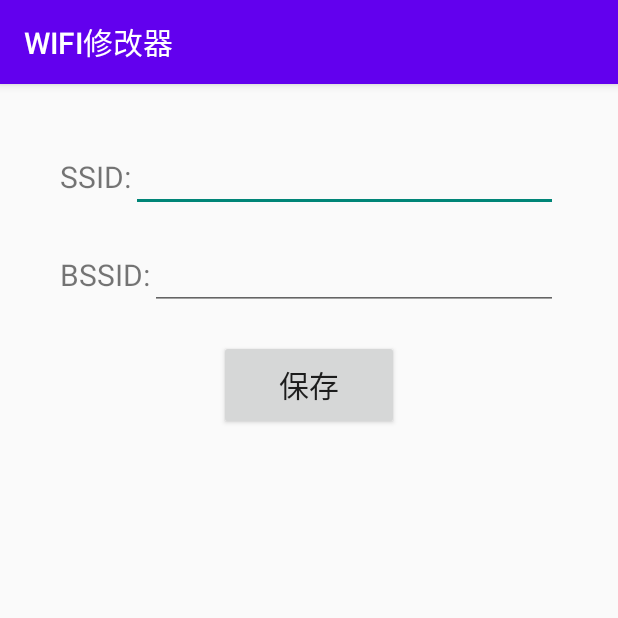
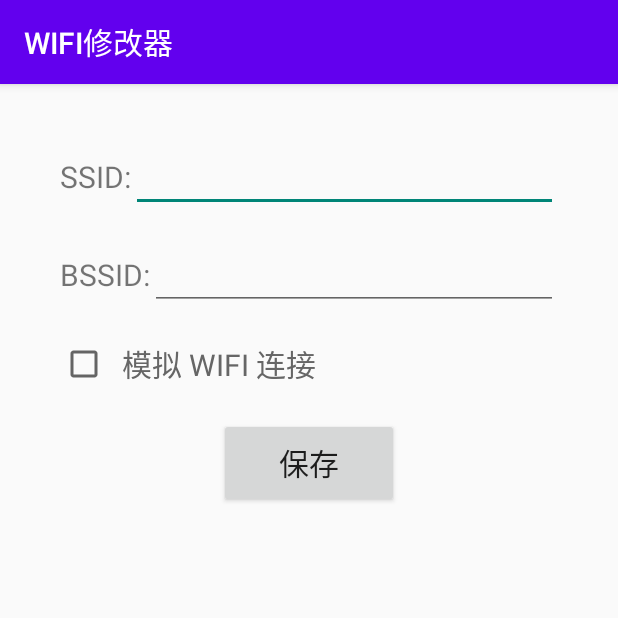
Before and after one commit to NanBox/XposedWifi, an Android app: the screen it shows after launch (MainActivity), on a phone screen of 412 x 824 dp, the top half of it. Run offline under Robolectric (Android 15) with nearby library versions, the phone set to English and light mode, and no system bars.

Commit message:
添加 wifi 模拟

```diff
--- a/app/build.gradle
+++ b/app/build.gradle
@@ -11,8 +11,8 @@ android {
         applicationId "com.nanbox.xposedwifi"
         minSdkVersion 21
         targetSdkVersion 30
-        versionCode 20200114
-        versionName "1.0"
+        versionCode 20200118
+        versionName "1.1"
 
         testInstrumentationRunner "androidx.test.runner.AndroidJUnitRunner"
     }
--- a/app/src/main/java/com/nanbox/xposedwifi/MainActivity.kt
+++ b/app/src/main/java/com/nanbox/xposedwifi/MainActivity.kt
@@ -2,6 +2,7 @@ package com.nanbox.xposedwifi
 
 import android.os.Bundle
 import android.widget.Button
+import android.widget.CheckBox
 import android.widget.EditText
 import android.widget.Toast
 import androidx.appcompat.app.AppCompatActivity
@@ -11,6 +12,7 @@ class MainActivity : AppCompatActivity() {
 
     private val etSSID by lazy { findViewById<EditText>(R.id.et_ssid) }
     private val etBSSID by lazy { findViewById<EditText>(R.id.et_bssid) }
+    private val cb by lazy { findViewById<CheckBox>(R.id.check_box) }
     private val btnSave by lazy { findViewById<Button>(R.id.btn_save) }
 
     override fun onCreate(savedInstanceState: Bundle?) {
@@ -25,11 +27,14 @@ class MainActivity : AppCompatActivity() {
             etBSSID.setText(it)
         }
 
+        cb.isChecked = SPUtil.getIsWifi()
+
         btnSave.setOnClickListener {
             val ssid = etSSID.text.toString()
             val bssid = etBSSID.text.toString()
             SPUtil.setSSID(ssid)
             SPUtil.setBSSID(bssid)
+            SPUtil.setIsWifi(cb.isChecked)
             Toast.makeText(this, "保存成功", Toast.LENGTH_SHORT).show()
             finish()
         }
--- a/app/src/main/java/com/nanbox/xposedwifi/SPUtil.kt
+++ b/app/src/main/java/com/nanbox/xposedwifi/SPUtil.kt
@@ -10,6 +10,7 @@ object SPUtil {
     private const val SP_NAME = "WIFICHANGE"
     private const val SSID = "SSID"
     private const val BSSID = "BSSID"
+    private const val WIFI = "WIFI"
 
     private val sp by lazy {
         AppShell.context.getSharedPreferences(SP_NAME, Context.MODE_PRIVATE)
@@ -19,15 +20,23 @@ object SPUtil {
         sp.edit().putString(SSID, ssid).apply()
     }
 
+    fun getSSID(): String? {
+        return sp.getString(SSID, null)
+    }
+
     fun setBSSID(bssid: String) {
         sp.edit().putString(BSSID, bssid).apply()
-    }
-
-    fun getSSID(): String? {
-        return sp.getString(SSID, null)
     }
 
     fun getBSSID(): String? {
         return sp.getString(BSSID, null)
     }
+
+    fun setIsWifi(isWifi: Boolean) {
+        sp.edit().putBoolean(WIFI, isWifi).apply()
+    }
+
+    fun getIsWifi(): Boolean {
+        return sp.getBoolean(WIFI, false)
+    }
 }
--- a/app/src/main/java/com/nanbox/xposedwifi/XposedSPUtil.kt
+++ b/app/src/main/java/com/nanbox/xposedwifi/XposedSPUtil.kt
@@ -10,6 +10,7 @@ object XposedSPUtil {
     private const val SP_NAME = "WIFICHANGE"
     private const val SSID = "SSID"
     private const val BSSID = "BSSID"
+    private const val WIFI = "WIFI"
 
     private val sp by lazy {
         XSharedPreferences("com.nanbox.xposedwifi", SP_NAME)
@@ -22,4 +23,8 @@ object XposedSPUtil {
     fun getBSSID(): String? {
         return sp.getString(BSSID, null)
     }
+
+    fun getIsWifi(): Boolean {
+        return sp.getBoolean(WIFI, false)
+    }
 }
--- a/app/src/main/res/layout/activity_main.xml
+++ b/app/src/main/res/layout/activity_main.xml
@@ -44,6 +44,15 @@
 
     </LinearLayout>
 
+    <CheckBox
+        android:id="@+id/check_box"
+        android:layout_width="wrap_content"
+        android:layout_height="wrap_content"
+        android:layout_marginTop="20dp"
+        android:text="  模拟 WIFI 连接"
+        android:textColor="#666666"
+        android:textSize="20dp" />
+
     <Button
         android:id="@+id/btn_save"
         android:layout_width="120dp"
```
Also changed, not shown: app/src/main/java/com/nanbox/xposedwifi/ChangeWifi.kt (deleted, +0 -52 lines), app/src/main/java/com/nanbox/xposedwifi/WifiInfoHook.kt (added, +46 -0 lines), app/src/main/java/com/nanbox/xposedwifi/WifiStateHook.kt (added, +96 -0 lines), 1 other file.
